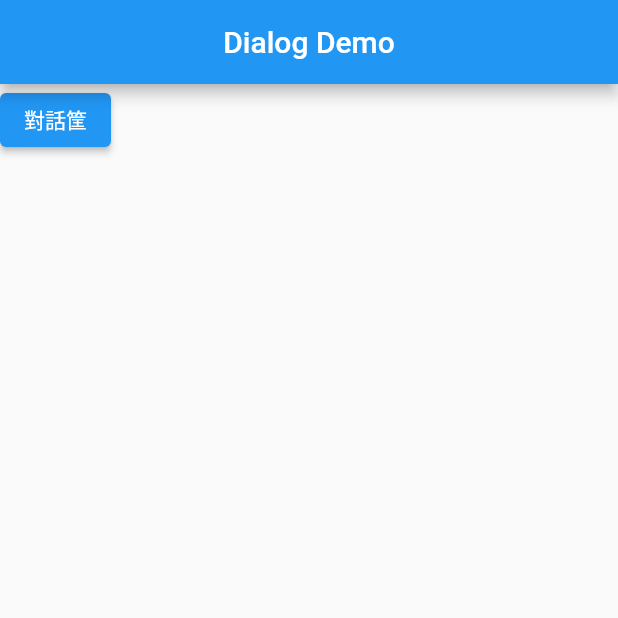
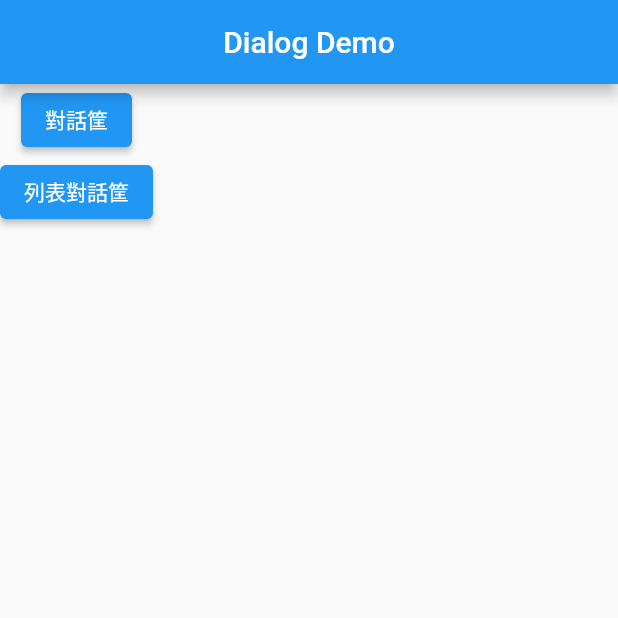
Before and after one commit to martin25tung/flutter_basic, a Flutter app: the screen it shows after launch, on a phone screen of 412 x 824 dp, the top half of it. Run offline on Flutter 3.47's test engine with Material 2 defaults, Android fonts, the phone set to English and light mode, and no system bars.

Commit message:
彈框SimpleDialog

```diff
--- a/lib/widgets/alert_dialog_demo.dart
+++ b/lib/widgets/alert_dialog_demo.dart
@@ -9,6 +9,16 @@ class AlertDialogDemoState extends StatefulWidget {
 }
 
 class _AlertDialogDemoStateState extends State<AlertDialogDemoState> {
+  List<int> list = [];
+
+  @override
+  void initState() {
+    super.initState();
+    for (var i = 0; i < 20; i++) {
+      list.add(i);
+    }
+  }
+
   @override
   Widget build(BuildContext context) {
     return Scaffold(
@@ -17,9 +27,33 @@ class _AlertDialogDemoStateState extends State<AlertDialogDemoState> {
         centerTitle: true,
       ),
       body: Column(
-        children: [ElevatedButton(onPressed: _showAlert, child: Text("對話筐"))],
+        children: [
+          ElevatedButton(onPressed: _showAlert, child: Text("對話筐")),
+          ElevatedButton(onPressed: _showListDialog, child: Text("列表對話筐"))
+        ],
       ),
     );
+  }
+
+  void _showListDialog() async {
+    var result = await showDialog(
+        context: context,
+        barrierDismissible: false,
+        builder: (BuildContext context) {
+          return SimpleDialog(
+            // CupertinoAlertDialog ios樣式
+            title: Text("標題"),
+            children: list
+                .map((e) => GestureDetector(
+                      child: Text(e.toString()),
+                      onTap: () {
+                        Navigator.pop(context, e);
+                      },
+                    ))
+                .toList(),
+          );
+        });
+    print(result);
   }
 
   void _showAlert() async {
```
